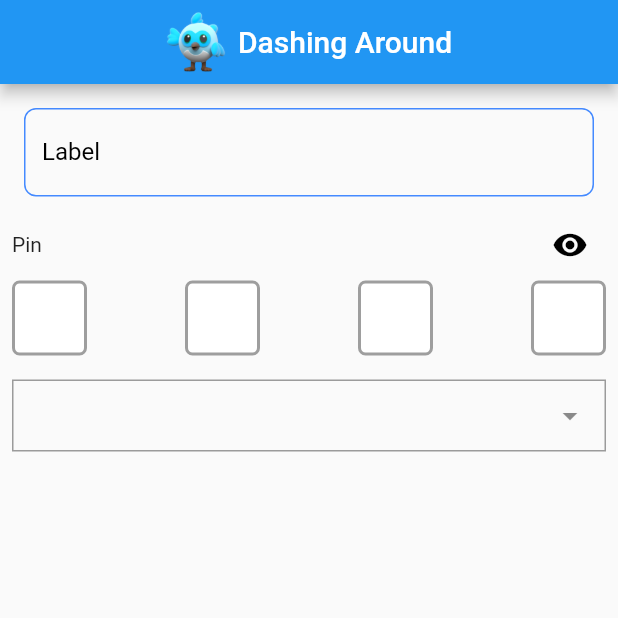
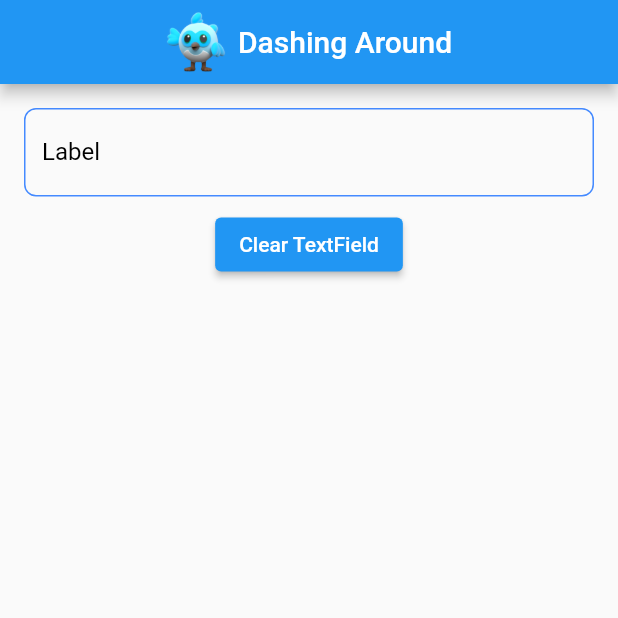
Before and after one commit to harshtonde/dashing_around, a Flutter app: the screen it shows after launch, on a phone screen of 412 x 824 dp, the top half of it. Run offline on Flutter 3.47's test engine with Material 2 defaults, Android fonts, the phone set to English and light mode, and no system bars; drawn by our look-alikes of dropdown_search, pin_code_fields; our stand-ins replace mask_text_input_formatter.

Commit message:
clear textfield implemented

```diff
--- a/lib/main.dart
+++ b/lib/main.dart
@@ -50,7 +50,7 @@ class _MyHomePageState extends State<MyHomePage> {
                   return Future.value();
                 },
                 labelText: "Label",
-                hintText: "Enter text here",
+                hintText: "",
                 backgroundColor: Colors.transparent,
                 isFilled: true,
                 textColor: Colors.black,
@@ -58,24 +58,11 @@ class _MyHomePageState extends State<MyHomePage> {
                 borderColor: Colors.blueAccent,
                 errorBorderColor: Colors.red,
               ),
-              DashPinCodeField(),
-              DashDropDownSearch(
-                onSelected: (() {
-                  print("Dropdown selected");
-                }),
-                options: [
-                  "Option 1",
-                  "Option 2",
-                  "Option 3",
-                  "Option 4",
-                  "Option 5",
-                  "Option 6",
-                  "Option 7",
-                  "Option 8",
-                  "Option 9",
-                  "Option 10"
-                ],
-              ),
+              ElevatedButton(
+                  onPressed: () {
+                    clearDashTextField();
+                  },
+                  child: const Text("Clear TextField")),
             ],
           ),
         ),
--- a/lib/textfield.dart
+++ b/lib/textfield.dart
@@ -1,6 +1,11 @@
 import 'package:flutter/material.dart';
 
 //this is a textfield that implements the lostFocusAction
+
+//public function for FlutterFlow custom action
+void clearDashTextField() {
+  DashTextField._dashTextFieldState?.clearTextField();
+}
 
 class DashTextField extends StatefulWidget {
   const DashTextField({
@@ -32,10 +37,12 @@ class DashTextField extends StatefulWidget {
 
   @override
   State<DashTextField> createState() => DashTextFieldState();
+  static DashTextFieldState? _dashTextFieldState;
 }
 
 class DashTextFieldState extends State<DashTextField> {
   late FocusNode _focusNode;
+  late TextEditingController _controller;
   String? _textFieldValue;
 
   @override
@@ -43,12 +50,15 @@ class DashTextFieldState extends State<DashTextField> {
     super.initState();
     _focusNode = FocusNode();
     _focusNode.addListener(_onFocusChange);
+    _controller = TextEditingController();
+    DashTextField._dashTextFieldState = this;
   }
 
   @override
   void dispose() {
     _focusNode.removeListener(_onFocusChange);
     _focusNode.dispose();
+    _controller.dispose();
     super.dispose();
   }
 
@@ -60,11 +70,18 @@ class DashTextFieldState extends State<DashTextField> {
     }
   }
 
+  void clearTextField() {
+    setState(() {
+      _controller.clear();
+    });
+  }
+
   @override
   Widget build(BuildContext context) {
     return Container(
       padding: const EdgeInsets.all(8.0),
       child: TextFormField(
+        controller: _controller,
         onChanged: (value) {
           setState(() {
             _textFieldValue = value;
@@ -80,8 +97,8 @@ class DashTextFieldState extends State<DashTextField> {
           fillColor: widget.backgroundColor ?? Colors.transparent,
           filled: widget.isFilled ?? false,
           border: const OutlineInputBorder(),
-          labelText: widget.labelText ?? "Label Text",
-          hintText: widget.hintText ?? "Hint Text",
+          labelText: widget.labelText ?? "Label",
+          hintText: widget.hintText ?? "",
           enabledBorder: OutlineInputBorder(
             borderSide: BorderSide(
               color: widget.borderColor ?? Colors.black,
```
